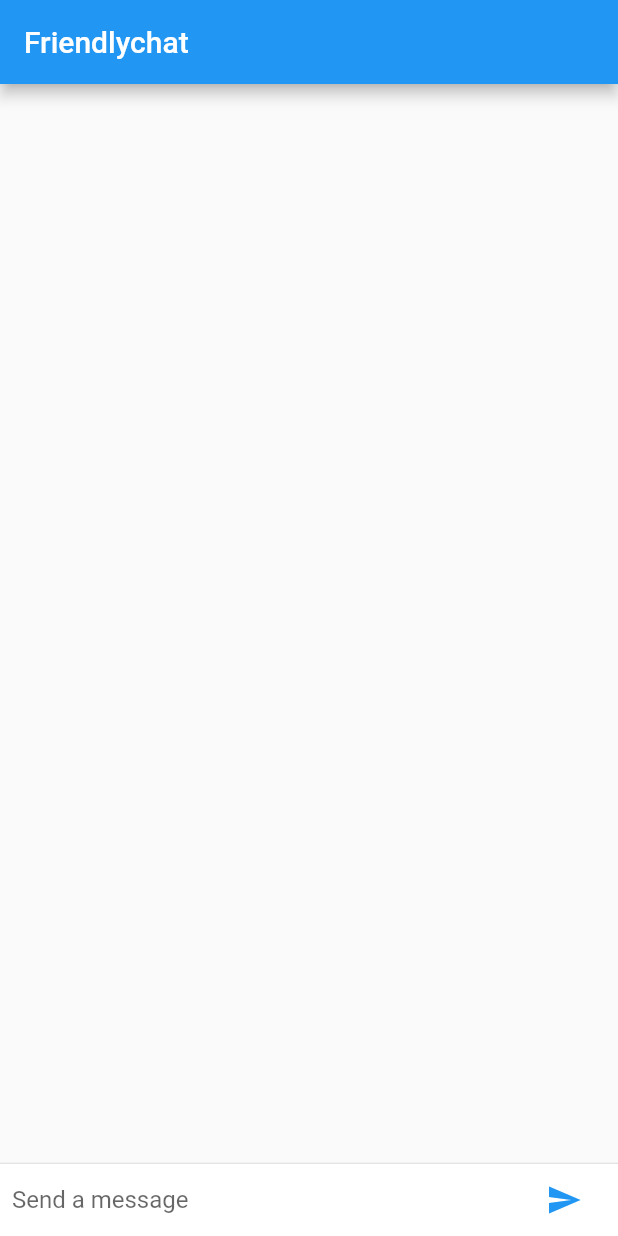
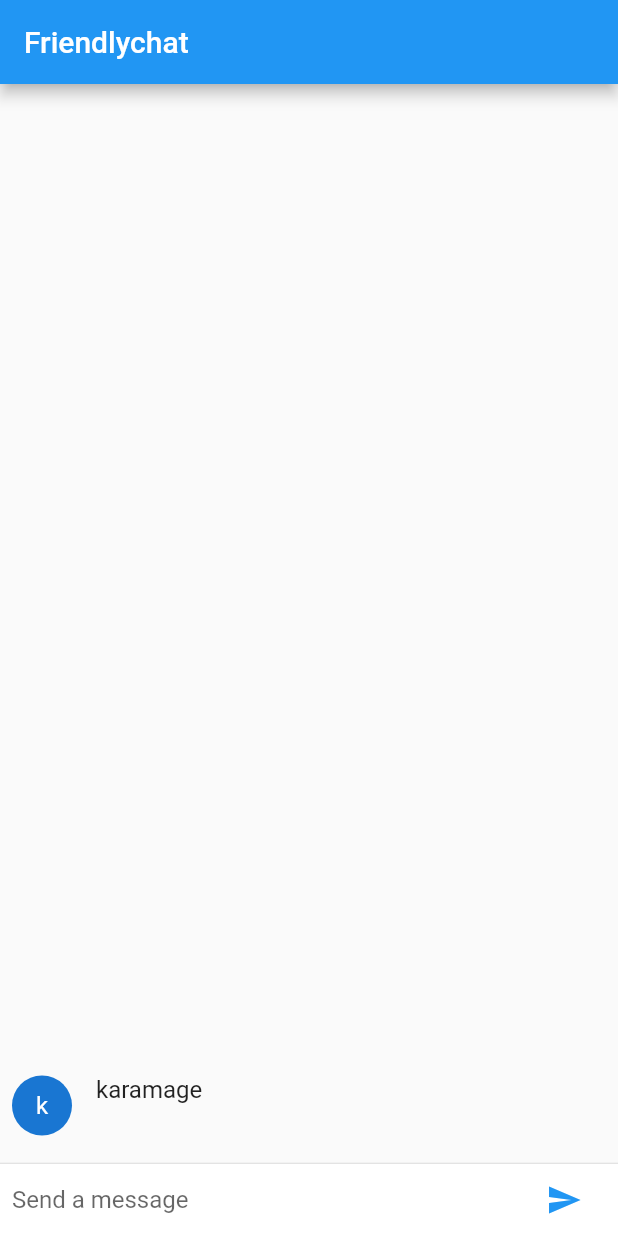
Before and after one commit to karamage/flutter_first_app, a Flutter app: the screen it shows after launch, after a tap on the "send" icon, on a phone screen of 412 x 824 dp. Run offline on Flutter 3.47's test engine with Material 2 defaults, Android fonts, the phone set to English and light mode, and no system bars.

Commit message:
friendly chat

```diff
--- a/lib/main.dart
+++ b/lib/main.dart
@@ -1,23 +1,9 @@
 // Create an infinite scrolling lazily loaded list
-
-//TODO 11/20  7. Animate your appの最初からやる
 
 import 'package:flutter/material.dart';
 
 void main() {
   runApp(new FriendlychatApp());
-  /*
-  runApp(
-    new MaterialApp(
-      title: "Friendlychat",
-      home: new Scaffold(
-        appBar: new AppBar(
-          title: new Text("Friendlychat"),
-        ),
-      ),
-    ),
-  );
-  */
 }
 
 class FriendlychatApp extends StatelessWidget {
@@ -35,7 +21,7 @@ class ChatScreen extends StatefulWidget {
   State createState() => new ChatScreenState();
 }
 
-class ChatScreenState extends State<ChatScreen> {
+class ChatScreenState extends State<ChatScreen> with TickerProviderStateMixin {
   final List<ChatMessage> _messages = <ChatMessage>[];
   final TextEditingController _textController = new TextEditingController(); //new
   @override
@@ -102,20 +88,38 @@ class ChatScreenState extends State<ChatScreen> {
     _textController.clear();
     ChatMessage message = new ChatMessage(
       text: text,
+      animationController: new AnimationController(
+        duration: new Duration(milliseconds: 700),
+        vsync: this,
+      ),
     );
     setState(() {
-      _messages.insert(0, message)
+      _messages.insert(0, message);
     });
+    message.animationController.forward();
+  }
+
+  @override
+  void dispose() {
+    for (ChatMessage message in _messages)
+      message.animationController.dispose();
+    super.dispose();
   }
 }
 
 class ChatMessage extends StatelessWidget {
-  ChatMessage({this.text});
+  ChatMessage({this.text, this.animationController});
   final String text;
+  final AnimationController animationController;
   final String _name = "karamage";
   @override
   Widget build(BuildContext context) {
-    return new Container(
+    return new SizeTransition(
+      sizeFactor: new CurvedAnimation(
+        parent: animationController, curve: Curves.easeOut
+      ),
+      axisAlignment: 0.0,
+      child: new Container(
       margin: const EdgeInsets.symmetric(vertical: 10.0),
       child: new Row(
         crossAxisAlignment: CrossAxisAlignment.start,
@@ -124,8 +128,6 @@ class ChatMessage extends StatelessWidget {
             margin: const EdgeInsets.only(right: 16.0),
             child: new CircleAvatar(child: new Text(_name[0])),
           ),
-          // 6. Add a UI for displaying messages
-          //TODO new Column  //ここから続き
           new Column(
             crossAxisAlignment: CrossAxisAlignment.start,
             children: <Widget>[
@@ -137,6 +139,7 @@ class ChatMessage extends StatelessWidget {
             ],
           )
         ],
+      )
       )
     );
   }
```
